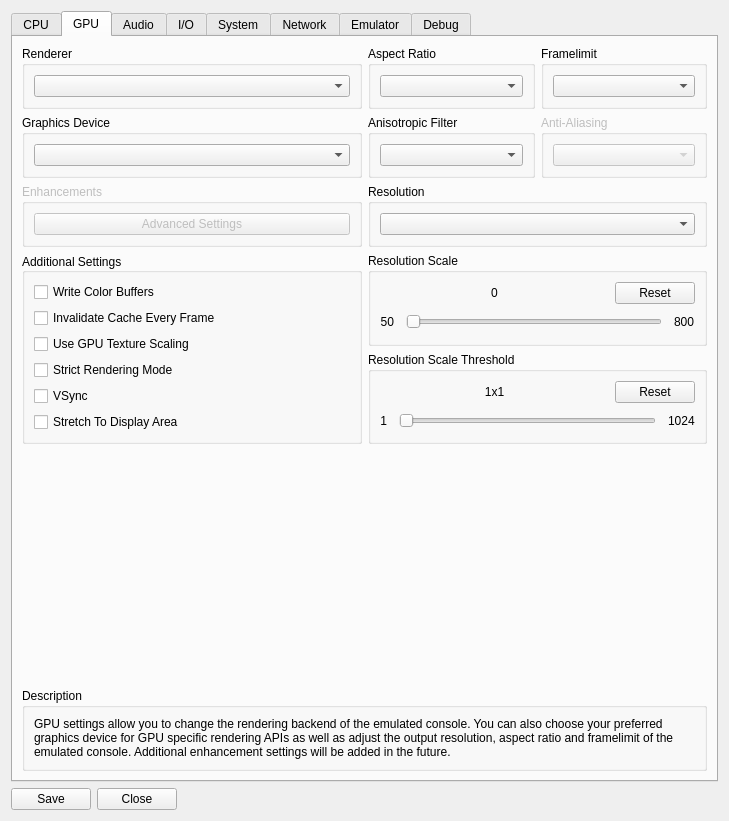
Old version of the form rpcs3/rpcs3qt/settings_dialog.ui in the repository RPCS3/rpcs3.
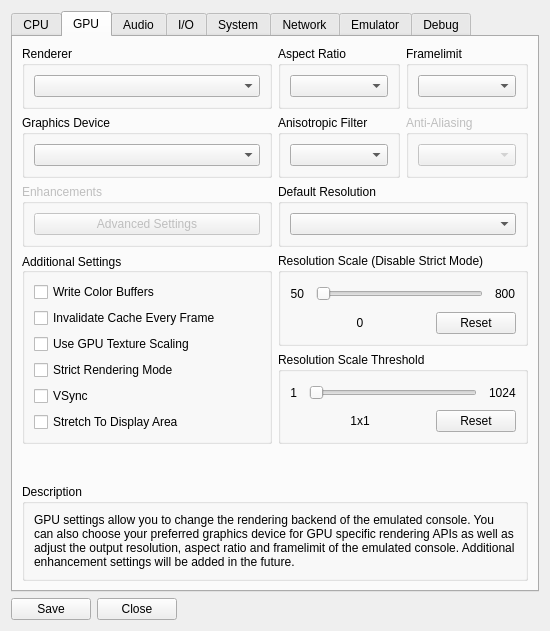
New version of the form. The open tabs and pages were chosen to show the change. Icons and pictures are not drawn.

Commit message: Qt: handle strict mode in gui tab

Patch:
```diff
--- a/rpcs3/rpcs3qt/settings_dialog.ui
+++ b/rpcs3/rpcs3qt/settings_dialog.ui
@@ -6,8 +6,8 @@
    <rect>
     <x>0</x>
     <y>0</y>
-    <width>729</width>
-    <height>821</height>
+    <width>550</width>
+    <height>604</height>
    </rect>
   </property>
   <property name="sizePolicy">
@@ -468,7 +468,7 @@
          <item>
           <widget class="QGroupBox" name="groupBox_29">
            <property name="title">
-            <string>Resolution</string>
+            <string>Default Resolution</string>
            </property>
            <layout class="QVBoxLayout" name="verticalLayout_22">
             <item>
@@ -552,30 +552,9 @@
            <item>
             <widget class="QGroupBox" name="gb_resolutionScale">
              <property name="title">
-              <string>Resolution Scale</string>
+              <string>Resolution Scale (Disable Strict Mode)</string>
              </property>
              <layout class="QVBoxLayout" name="verticalLayout_29">
-              <item>
-               <layout class="QHBoxLayout" name="horizontalLayout_25" stretch="1,0">
-                <item>
-                 <widget class="QLabel" name="resolutionScaleVal">
-                  <property name="text">
-                   <string>0</string>
-                  </property>
-                  <property name="alignment">
-                   <set>Qt::AlignCenter</set>
-                  </property>
-                 </widget>
-                </item>
-                <item>
-                 <widget class="QPushButton" name="resolutionScaleReset">
-                  <property name="text">
-                   <string>Reset</string>
-                  </property>
-                 </widget>
-                </item>
-               </layout>
-              </item>
               <item>
                <widget class="QWidget" name="widget_9" native="true">
                 <layout class="QHBoxLayout" name="horizontalLayout_23" stretch="0,1,0">
@@ -621,6 +600,27 @@
                 </layout>
                </widget>
               </item>
+              <item>
+               <layout class="QHBoxLayout" name="horizontalLayout_25" stretch="1,0">
+                <item>
+                 <widget class="QLabel" name="resolutionScaleVal">
+                  <property name="text">
+                   <string>0</string>
+                  </property>
+                  <property name="alignment">
+                   <set>Qt::AlignCenter</set>
+                  </property>
+                 </widget>
+                </item>
+                <item>
+                 <widget class="QPushButton" name="resolutionScaleReset">
+                  <property name="text">
+                   <string>Reset</string>
+                  </property>
+                 </widget>
+                </item>
+               </layout>
+              </item>
              </layout>
             </widget>
            </item>
@@ -630,27 +630,6 @@
               <string>Resolution Scale Threshold</string>
              </property>
              <layout class="QVBoxLayout" name="verticalLayout_57">
-              <item>
-               <layout class="QHBoxLayout" name="horizontalLayout_26" stretch="1,0">
-                <item>
-                 <widget class="QLabel" name="minimumScalableDimensionVal">
-                  <property name="text">
-                   <string>1x1</string>
-                  </property>
-                  <property name="alignment">
-                   <set>Qt::AlignCenter</set>
-                  </property>
-                 </widget>
-                </item>
-                <item>
-                 <widget class="QPushButton" name="minimumScalableDimensionReset">
-                  <property name="text">
-                   <string>Reset</string>
-                  </property>
-                 </widget>
-                </item>
-               </layout>
-              </item>
               <item>
                <layout class="QHBoxLayout" name="horizontalLayout_24" stretch="0,1,0">
                 <property name="spacing">
@@ -682,6 +661,27 @@
                 </item>
                </layout>
               </item>
+              <item>
+               <layout class="QHBoxLayout" name="horizontalLayout_26" stretch="1,0">
+                <item>
+                 <widget class="QLabel" name="minimumScalableDimensionVal">
+                  <property name="text">
+                   <string>1x1</string>
+                  </property>
+                  <property name="alignment">
+                   <set>Qt::AlignCenter</set>
+                  </property>
+                 </widget>
+                </item>
+                <item>
+                 <widget class="QPushButton" name="minimumScalableDimensionReset">
+                  <property name="text">
+                   <string>Reset</string>
+                  </property>
+                 </widget>
+                </item>
+               </layout>
+              </item>
              </layout>
             </widget>
            </item>
@@ -1647,6 +1647,9 @@
        <property name="text">
         <string>Save</string>
        </property>
+       <property name="autoDefault">
+        <bool>false</bool>
+       </property>
       </widget>
      </item>
      <item alignment="Qt::AlignLeft">
@@ -1654,6 +1657,9 @@
        <property name="text">
         <string>Close</string>
        </property>
+       <property name="autoDefault">
+        <bool>false</bool>
+       </property>
       </widget>
      </item>
      <item>
```
Left out of the diff: 2 changed lines with no effect on the pictures. The commit also changes 2 other files.
